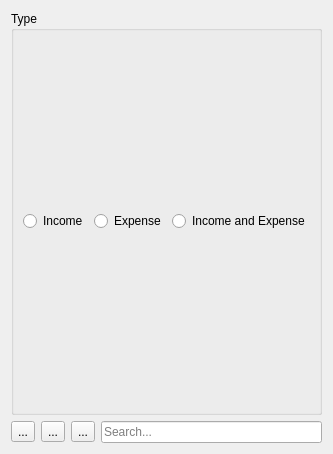
Above: src/views/ui_files/forms/category_form.ui from JakubFranek/Kapytal before the change. Below: the same form after it.
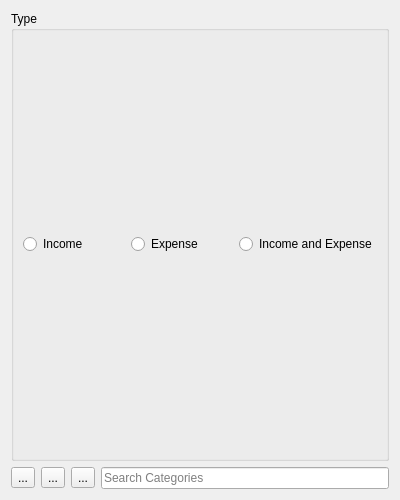
That is the form after the change.

```diff
--- a/src/views/ui_files/forms/category_form.ui
+++ b/src/views/ui_files/forms/category_form.ui
@@ -9,8 +9,8 @@
    <rect>
     <x>0</x>
     <y>0</y>
-    <width>323</width>
-    <height>454</height>
+    <width>400</width>
+    <height>500</height>
    </rect>
   </property>
   <property name="windowTitle">
@@ -81,7 +81,7 @@
           <string>&lt;html&gt;&lt;head/&gt;&lt;body&gt;&lt;p&gt;Special characters:&lt;br/&gt;* matches zero or more of any characters&lt;br/&gt;? matches any single character&lt;br/&gt;[...] matches any character within square brackets&lt;/p&gt;&lt;/body&gt;&lt;/html&gt;</string>
          </property>
          <property name="placeholderText">
-          <string>Search...</string>
+          <string>Search Categories</string>
          </property>
          <property name="clearButtonEnabled">
           <bool>true</bool>
```
